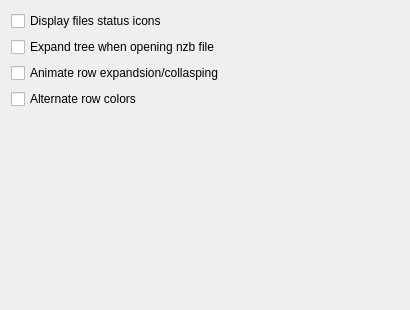
First picture: the form in src/preferences/preferencesdisplay.ui, repository KDE/kwooty, before the edit.
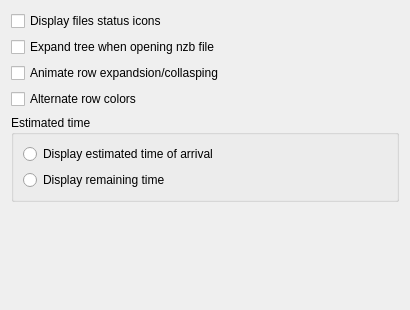
Second picture: the form after the edit.

Commit message: added eta and remaining time radio buttons

```diff
--- a/src/preferences/preferencesdisplay.ui
+++ b/src/preferences/preferencesdisplay.ui
@@ -13,7 +13,7 @@
   <property name="toolTip">
    <string>Expand treeview automatically when a .nzb file is open</string>
   </property>
-  <layout class="QGridLayout" name="gridLayout">
+  <layout class="QGridLayout" name="gridLayout_2">
    <item row="0" column="0">
     <widget class="QCheckBox" name="kcfg_displayIcons">
      <property name="toolTip">
@@ -55,6 +55,35 @@
     </widget>
    </item>
    <item row="4" column="0">
+    <widget class="QGroupBox" name="actionGroupBox">
+     <property name="title">
+      <string>Estimated time</string>
+     </property>
+     <layout class="QGridLayout" name="gridLayout">
+      <item row="0" column="0">
+       <widget class="QRadioButton" name="kcfg_etaRadioButton">
+        <property name="toolTip">
+         <string>Display estimated time of arrival</string>
+        </property>
+        <property name="text">
+         <string>Display estimated time of arrival</string>
+        </property>
+       </widget>
+      </item>
+      <item row="1" column="0">
+       <widget class="QRadioButton" name="kcfg_rtRadioButton">
+        <property name="toolTip">
+         <string>Display remaining time</string>
+        </property>
+        <property name="text">
+         <string>Display remaining time</string>
+        </property>
+       </widget>
+      </item>
+     </layout>
+    </widget>
+   </item>
+   <item row="5" column="0">
     <spacer name="spacer">
      <property name="orientation">
       <enum>Qt::Vertical</enum>
```
Left out of the diff: 2 changed lines with no effect on the pictures.
